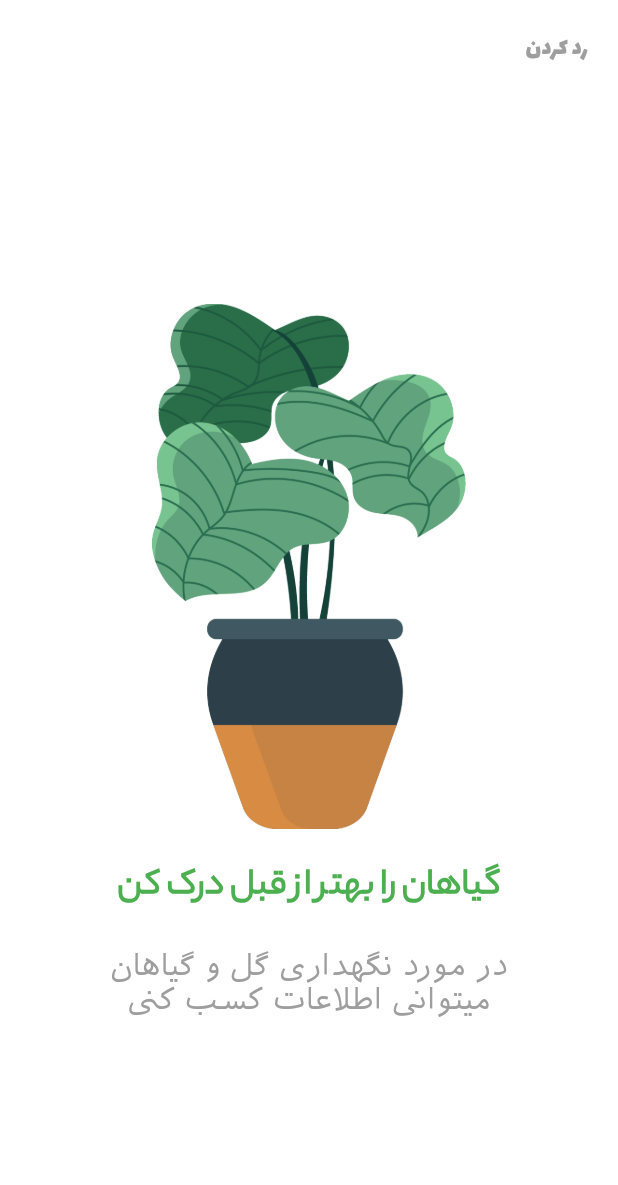
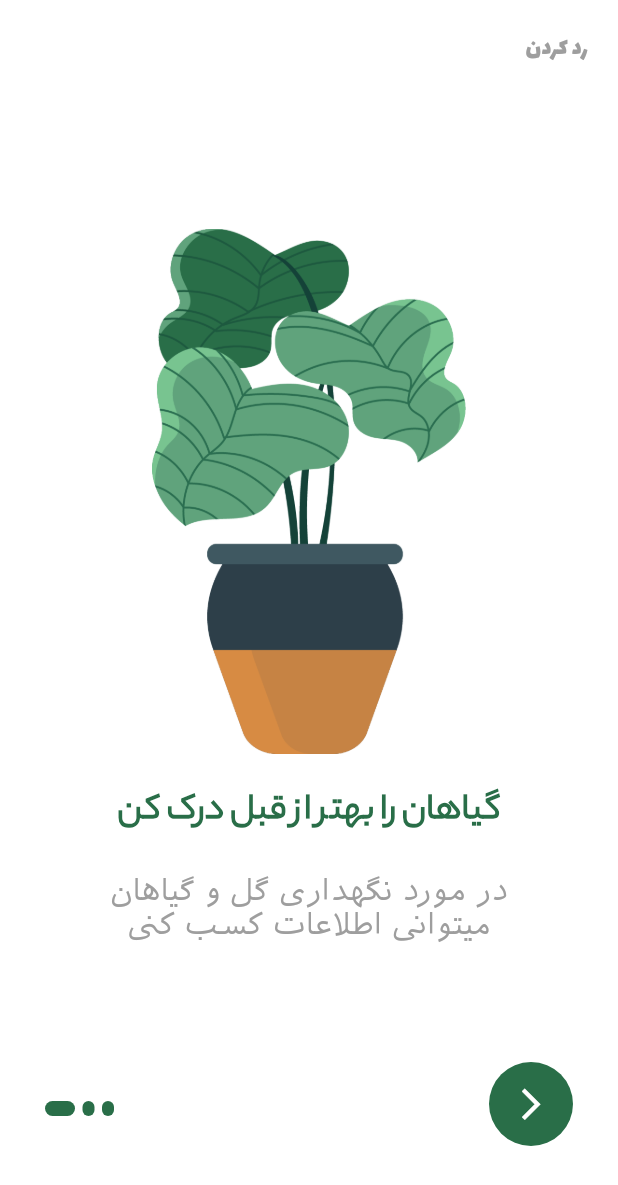
Before and after one commit to Mohammad3122/plant_app, a Flutter app: the screen it shows after launch, on a phone screen of 412 x 824 dp. Shown: the top 1185 px of the screen. Run offline on Flutter 3.47's test engine with Material 2 defaults, Android fonts, the light colour scheme and no system bars; Roboto replaces fonts that are missing (Lalezar).

Commit message:
add some page

```diff
--- a/lib/const/constans.dart
+++ b/lib/const/constans.dart
@@ -1,7 +1,7 @@
 import 'package:flutter/material.dart';
 
 class Constants {
-  static Color primaryColor = Colors.green;
+  static Color primaryColor = const Color(0xFF296e48);
   static Color blackColor = Colors.black;
 
   static String titleOne = "گیاهان را بهتر از قبل درک کن";
--- a/lib/main.dart
+++ b/lib/main.dart
@@ -1,5 +1,5 @@
 import 'package:flutter/material.dart';
-import 'package:plant_app/screens/home_page.dart';
+import 'package:plant_app/screens/splash_screen.dart';
 
 void main() {
   runApp(const MyApp());
--- /dev/null
+++ b/lib/models/plant.dart
@@ -0,0 +1,173 @@
+// NABEGHEHA.COM
+
+class Plant {
+  final int plantId;
+  final int price;
+  final String size;
+  final double rating;
+  final int humidity;
+  final String temperature;
+  final String category;
+  final String plantName;
+  final String imageURL;
+  bool isFavorated;
+  final String decription;
+  bool isSelected;
+
+  Plant({
+    required this.plantId,
+    required this.price,
+    required this.category,
+    required this.plantName,
+    required this.size,
+    required this.rating,
+    required this.humidity,
+    required this.temperature,
+    required this.imageURL,
+    required this.isFavorated,
+    required this.decription,
+    required this.isSelected,
+  });
+
+  //List of Plants data
+  static List<Plant> plantList = [
+    Plant(
+      plantId: 0,
+      price: 22,
+      category: 'آپارتمانی',
+      plantName: 'سانسویریا',
+      size: 'کوچک',
+      rating: 4.5,
+      humidity: 34,
+      temperature: '23 - 34',
+      imageURL: 'assets/images/plant-one.png',
+      isFavorated: false,
+      decription: 'این گیاه یکی از بهترین گیاهان است. در بیشتر مناطق جهان رشد می کند و می تواند حتی در سخت ترین شرایط آب و هوایی نیز زنده بماند.',
+      isSelected: false,
+    ),
+    Plant(
+      plantId: 1,
+      price: 11,
+      category: 'محل‌کار',
+      plantName: 'فیلودندرون',
+      size: 'متوسط',
+      rating: 4.8,
+      humidity: 56,
+      temperature: '19 - 22',
+      imageURL: 'assets/images/plant-two.png',
+      isFavorated: false,
+      decription: 'این گیاه یکی از بهترین گیاهان است. در بیشتر مناطق جهان رشد می کند و می تواند حتی در سخت ترین شرایط آب و هوایی نیز زنده بماند.',
+      isSelected: false,
+    ),
+    Plant(
+      plantId: 2,
+      price: 18,
+      category: 'آپارتمانی',
+      plantName: 'دیزی ساحلی',
+      size: 'بزرگ',
+      rating: 4.7,
+      humidity: 34,
+      temperature: '22 - 25',
+      imageURL: 'assets/images/plant-three.png',
+      isFavorated: false,
+      decription: 'این گیاه یکی از بهترین گیاهان است. در بیشتر مناطق جهان رشد می کند و می تواند حتی در سخت ترین شرایط آب و هوایی نیز زنده بماند.',
+      isSelected: false,
+    ),
+    Plant(
+      plantId: 3,
+      price: 30,
+      category: 'محل‌کار',
+      plantName: 'بلوستم بزرگ',
+      size: 'کوچک',
+      rating: 4.5,
+      humidity: 35,
+      temperature: '23 - 28',
+      imageURL: 'assets/images/plant-one.png',
+      isFavorated: false,
+      decription: 'این گیاه یکی از بهترین گیاهان است. در بیشتر مناطق جهان رشد می کند و می تواند حتی در سخت ترین شرایط آب و هوایی نیز زنده بماند.',
+      isSelected: false,
+    ),
+    Plant(
+      plantId: 4,
+      price: 24,
+      category: 'پیشنهادی',
+      plantName: 'بلوستم بزرگ',
+      size: 'بزرگ',
+      rating: 4.1,
+      humidity: 66,
+      temperature: '12 - 16',
+      imageURL: 'assets/images/plant-four.png',
+      isFavorated: false,
+      decription: 'این گیاه یکی از بهترین گیاهان است. در بیشتر مناطق جهان رشد می کند و می تواند حتی در سخت ترین شرایط آب و هوایی نیز زنده بماند.',
+      isSelected: false,
+    ),
+    Plant(
+      plantId: 5,
+      price: 24,
+      category: 'محل‌کار',
+      plantName: 'مریم گلی',
+      size: 'متوسط',
+      rating: 4.4,
+      humidity: 36,
+      temperature: '15 - 18',
+      imageURL: 'assets/images/plant-five.png',
+      isFavorated: false,
+      decription: 'این گیاه یکی از بهترین گیاهان است. در بیشتر مناطق جهان رشد می کند و می تواند حتی در سخت ترین شرایط آب و هوایی نیز زنده بماند.',
+      isSelected: false,
+    ),
+    Plant(
+      plantId: 6,
+      price: 19,
+      category: 'باغچه‌ایی',
+      plantName: 'پلمباگو',
+      size: 'کوچک',
+      rating: 4.2,
+      humidity: 46,
+      temperature: '23 - 26',
+      imageURL: 'assets/images/plant-six.png',
+      isFavorated: false,
+      decription: 'این گیاه یکی از بهترین گیاهان است. در بیشتر مناطق جهان رشد می کند و می تواند حتی در سخت ترین شرایط آب و هوایی نیز زنده بماند.',
+      isSelected: false,
+    ),
+    Plant(
+      plantId: 7,
+      price: 23,
+      category: 'باغچه‌ایی',
+      plantName: 'تریتونیا',
+      size: 'متوسط',
+      rating: 4.5,
+      humidity: 34,
+      temperature: '21 - 24',
+      imageURL: 'assets/images/plant-seven.png',
+      isFavorated: false,
+      decription: 'این گیاه یکی از بهترین گیاهان است. در بیشتر مناطق جهان رشد می کند و می تواند حتی در سخت ترین شرایط آب و هوایی نیز زنده بماند.',
+      isSelected: false,
+    ),
+    Plant(
+      plantId: 8,
+      price: 46,
+      category: 'پیشنهادی',
+      plantName: 'تریتونیا',
+      size: 'متوسط',
+      rating: 4.7,
+      humidity: 46,
+      temperature: '21 - 25',
+      imageURL: 'assets/images/plant-eight.png',
+      isFavorated: false,
+      decription: 'این گیاه یکی از بهترین گیاهان است. در بیشتر مناطق جهان رشد می کند و می تواند حتی در سخت ترین شرایط آب و هوایی نیز زنده بماند.',
+      isSelected: false,
+    ),
+  ];
+
+  //Get the favorated items
+  static List<Plant> getFavoritedPlants() {
+    List<Plant> travelList = Plant.plantList;
+    return travelList.where((element) => element.isFavorated == true).toList();
+  }
+
+  //Get the cart items
+  static List<Plant> addedToCartPlants() {
+    List<Plant> selectedPlants = Plant.plantList;
+    return selectedPlants.where((element) => element.isSelected == true).toList();
+  }
+}
--- /dev/null
+++ b/lib/screens/cart_page.dart
@@ -0,0 +1,19 @@
+import 'package:flutter/material.dart';
+
+class CartPage extends StatefulWidget {
+  const CartPage({super.key});
+
+  @override
+  State<CartPage> createState() => _ScanPageState();
+}
+
+class _ScanPageState extends State<CartPage> {
+  @override
+  Widget build(BuildContext context) {
+    return const Scaffold(
+      body: Center(
+        child: Text('سبد خرید'),
+      ),
+    );
+  }
+}
--- /dev/null
+++ b/lib/screens/favorite_page.dart
@@ -0,0 +1,19 @@
+import 'package:flutter/material.dart';
+
+class FavoritePage extends StatefulWidget {
+  const FavoritePage({super.key});
+
+  @override
+  State<FavoritePage> createState() => _ScanPageState();
+}
+
+class _ScanPageState extends State<FavoritePage> {
+  @override
+  Widget build(BuildContext context) {
+    return const Scaffold(
+      body: Center(
+        child: Text('علاقه مندی ها'),
+      ),
+    );
+  }
+}
--- a/lib/screens/home_page.dart
+++ b/lib/screens/home_page.dart
@@ -1,88 +1,19 @@
 import 'package:flutter/material.dart';
-
-import 'package:plant_app/const/constans.dart';
 
 class HomePage extends StatefulWidget {
   const HomePage({super.key});
 
   @override
-  State<HomePage> createState() => _HomePageState();
+  State<HomePage> createState() => _ScanPageState();
 }
 
-class _HomePageState extends State<HomePage> {
-  final PageController _pageController = PageController(initialPage: 0);
-  int currentIndex = 0;
-
+class _ScanPageState extends State<HomePage> {
   @override
   Widget build(BuildContext context) {
-    return Scaffold(
-      backgroundColor: Colors.white,
-      appBar: AppBar(
-        backgroundColor: Colors.white,
-        elevation: 0.0,
-        actions: [
-          Padding(
-            padding: const EdgeInsets.only(top: 20.0, right: 20.0),
-            child: InkWell(
-              onTap: () {},
-              child: const Text(
-                'رد کردن',
-                style: TextStyle(
-                  color: Colors.grey,
-                  fontFamily: 'Lalezar',
-                  fontSize: 16.0,
-                ),
-              ),
-            ),
-          ),
-        ],
+    return const Scaffold(
+      body: Center(
+        child: Text('صفحه ی اصلی'),
       ),
-      body: Stack(children: [
-        PageView(
-          onPageChanged: (int page) {
-            setState(() {
-              currentIndex = page;
-            });
-          },
-          controller: _pageController,
-          children: [
-            Padding(
-              padding: const EdgeInsets.only(left: 50.0, right: 50.0),
-              child: Column(
-                mainAxisAlignment: MainAxisAlignment.center,
-                children: [
-                  SizedBox(
-                    height: 350.0,
-                    child: Image.asset('assets/images/plant-one.png'),
-                  ),
-                  const SizedBox(height: 20.0),
-                  Text(
-                    Constants.titleOne,
-                    textAlign: TextAlign.center,
-                    style: TextStyle(
-                      fontFamily: 'YekanBakh',
-                      fontSize: 25.0,
-                      color: Constants.primaryColor,
-                      fontWeight: FontWeight.bold,
-                    ),
-                  ),
-                  const SizedBox(height: 20.0),
-                  Text(
-                    Constants.descriptionOne,
-                    textAlign: TextAlign.center,
-                    style: const TextStyle(
-                      fontFamily: 'iranSans',
-                      fontSize: 20.0,
-                      color: Colors.grey,
-                      fontWeight: FontWeight.w400,
-                    ),
-                  ),
-                ],
-              ),
-            )
-          ],
-        )
-      ]),
     );
   }
 }
--- /dev/null
+++ b/lib/screens/profilepage.dart
@@ -0,0 +1,19 @@
+import 'package:flutter/material.dart';
+
+class ProfilePage extends StatefulWidget {
+  const ProfilePage({super.key});
+
+  @override
+  State<ProfilePage> createState() => _ScanPageState();
+}
+
+class _ScanPageState extends State<ProfilePage> {
+  @override
+  Widget build(BuildContext context) {
+    return const Scaffold(
+      body: Center(
+        child: Text('پروفایل کاربر'),
+      ),
+    );
+  }
+}
--- /dev/null
+++ b/lib/screens/root.dart
@@ -0,0 +1,18 @@
+import 'package:flutter/material.dart';
+
+
+class RootPage extends StatefulWidget {
+  const RootPage({super.key});
+
+  @override
+  State<RootPage> createState() => _RootPageState();
+}
+
+class _RootPageState extends State<RootPage> {
+  @override
+  Widget build(BuildContext context) {
+    return Scaffold(appBar: AppBar(
+      title: const Text('Root Page'),
+    ),);
+  }
+}
--- /dev/null
+++ b/lib/screens/scan_page.dart
@@ -0,0 +1,19 @@
+import 'package:flutter/material.dart';
+
+class ScanPage extends StatefulWidget {
+  const ScanPage({super.key});
+
+  @override
+  State<ScanPage> createState() => _ScanPageState();
+}
+
+class _ScanPageState extends State<ScanPage> {
+  @override
+  Widget build(BuildContext context) {
+    return const Scaffold(
+      body: Center(
+        child: Text('علف اسکن کن'),
+      ),
+    );
+  }
+}
--- /dev/null
+++ b/lib/screens/splash_screen.dart
@@ -0,0 +1,196 @@
+import 'package:flutter/material.dart';
+
+import 'package:plant_app/const/constans.dart';
+import 'package:plant_app/screens/root.dart';
+
+class HomePage extends StatefulWidget {
+  const HomePage({super.key});
+
+  @override
+  State<HomePage> createState() => _HomePageState();
+}
+
+class _HomePageState extends State<HomePage> {
+  final PageController _pageController = PageController(initialPage: 0);
+  int currentIndex = 0;
+
+  Widget _indicator(bool isActive) {
+    return AnimatedContainer(
+      duration: const Duration(microseconds: 300),
+      height: 10.0,
+      width: isActive ? 20.0 : 8.0,
+      margin: const EdgeInsets.only(right: 5.0),
+      decoration: BoxDecoration(
+          color: Constants.primaryColor,
+          borderRadius: BorderRadius.circular(5.0)),
+    );
+  }
+
+  List<Widget> _buildIndicator() {
+    List<Widget> indicators = [];
+
+    for (int i = 0; i < 3; i++) {
+      if (currentIndex == i) {
+        indicators.add(_indicator(true));
+      } else {
+        indicators.add(_indicator(false));
+      }
+    }
+    return indicators;
+  }
+
+  @override
+  Widget build(BuildContext context) {
+    return Scaffold(
+      backgroundColor: Colors.white,
+      appBar: AppBar(
+        backgroundColor: Colors.white,
+        elevation: 0.0,
+        actions: [
+          Padding(
+            padding: const EdgeInsets.only(top: 20.0, right: 20.0),
+            child: InkWell(
+              onTap: () {},
+              child: const Text(
+                'رد کردن',
+                style: TextStyle(
+                  color: Colors.grey,
+                  fontFamily: 'Lalezar',
+                  fontSize: 16.0,
+                ),
+              ),
+            ),
+          ),
+        ],
+      ),
+      body: Stack(
+        children: [
+          PageView(
+            onPageChanged: (int page) {
+              setState(() {
+                currentIndex = page;
+              });
+            },
+            controller: _pageController,
+            children: [
+              CreatePage(
+                image: 'assets/images/plant-one.png',
+                title: Constants.titleOne,
+                description: Constants.descriptionOne,
+              ),
+              CreatePage(
+                image: 'assets/images/plant-two.png',
+                title: Constants.titleTwo,
+                description: Constants.descriptionTwo,
+              ),
+              CreatePage(
+                image: 'assets/images/plant-three.png',
+                title: Constants.titleThree,
+                description: Constants.descriptionThree,
+              )
+            ],
+          ),
+          Positioned(
+            bottom: 80.0,
+            left: 30.0,
+            child: Row(
+              children: _buildIndicator(),
+            ),
+          ),
+          Positioned(
+            bottom: 60.0,
+            right: 30.0,
+            child: Container(
+              padding: const EdgeInsets.all(4.0),
+              decoration: BoxDecoration(
+                shape: BoxShape.circle,
+                color: Constants.primaryColor,
+              ),
+              child: IconButton(
+                onPressed: () {
+                  setState(() {
+                    if (currentIndex < 2) {
+                      currentIndex++;
+                      if (currentIndex < 3) {
+                        _pageController.nextPage(
+                            duration: const Duration(microseconds: 300),
+                            curve: Curves.easeIn);
+                      }
+                    } else {
+                      Navigator.pushReplacement(
+                          context,
+                          MaterialPageRoute(
+                            builder: (context) => const RootPage(),
+                          ));
+                    }
+                  });
+                },
+                icon: const Icon(
+                  Icons.arrow_forward_ios,
+                  size: 25.0,
+                  color: Colors.white,
+                ),
+              ),
+            ),
+          ),
+        ],
+      ),
+    );
+  }
+}
+
+class CreatePage extends StatelessWidget {
+  final String image;
+  final String title;
+  final String description;
+
+  const CreatePage({
+    required this.image,
+    required this.title,
+    required this.description,
+    super.key,
+  });
+
+  @override
+  Widget build(BuildContext context) {
+    return Padding(
+      padding: const EdgeInsets.only(
+        left: 50.0,
+        right: 50.0,
+        bottom: 80.0,
+      ),
+      child: Column(
+        mainAxisAlignment: MainAxisAlignment.center,
+        children: [
+          SizedBox(
+            height: 350.0,
+            child: Image.asset(image),
+          ),
+          const SizedBox(height: 20.0),
+          Text(
+            title,
+            textAlign: TextAlign.center,
+            style: TextStyle(
+              fontFamily: 'YekanBakh',
+              fontSize: 25.0,
+              color: Constants.primaryColor,
+              fontWeight: FontWeight.bold,
+            ),
+          ),
+          const SizedBox(height: 20.0),
+          Text(
+            description,
+            textAlign: TextAlign.center,
+            style: const TextStyle(
+              fontFamily: 'iranSans',
+              fontSize: 20.0,
+              color: Colors.grey,
+              fontWeight: FontWeight.w400,
+            ),
+          ),
+          const SizedBox(height: 20.0),
+        ],
+      ),
+    );
+  }
+}
--- a/pubspec.yaml
+++ b/pubspec.yaml
@@ -35,6 +35,8 @@ dependencies:
   # The following adds the Cupertino Icons font to your application.
   # Use with the CupertinoIcons class for iOS style icons.
   cupertino_icons: ^1.0.2
+  animated_bottom_navigation_bar: ^1.2.0
+  page_transition: ^2.0.9
 
 dev_dependencies:
   flutter_test:
```
Also changed, not shown: pubspec.lock.
